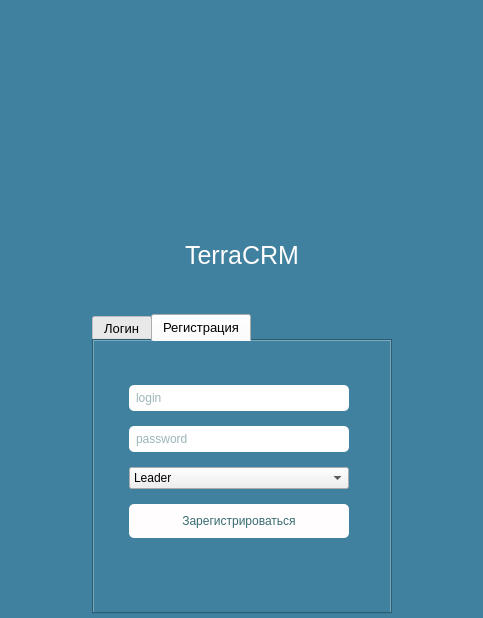
Qt form LoginWindow.ui (Barnaga/TerraCRM) before a commit.
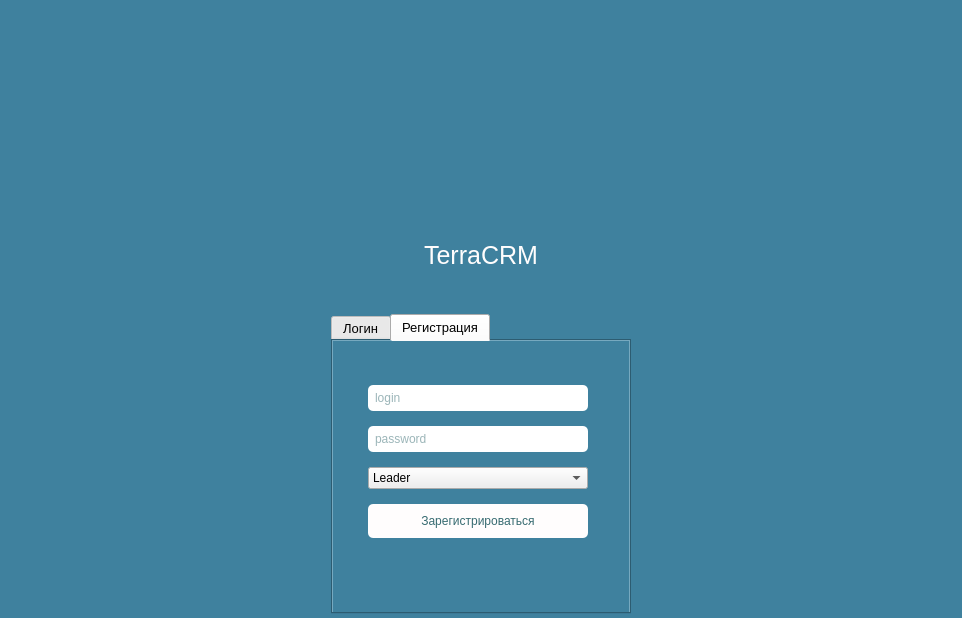
The same form after that commit.

```diff
--- a/LoginWindow.ui
+++ b/LoginWindow.ui
@@ -6,7 +6,7 @@
    <rect>
     <x>0</x>
     <y>0</y>
-    <width>483</width>
+    <width>962</width>
     <height>618</height>
    </rect>
   </property>
```
